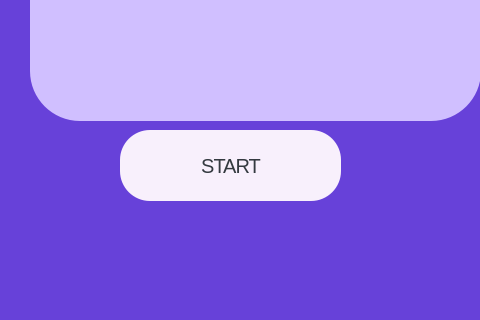
Above: mainwindow.ui from arturgesiarz/Magic_Dice before the change; both pictures show x 140 to 620 and y 280 to 600 of the 800 by 600 pixel window. Below: the same form after it.
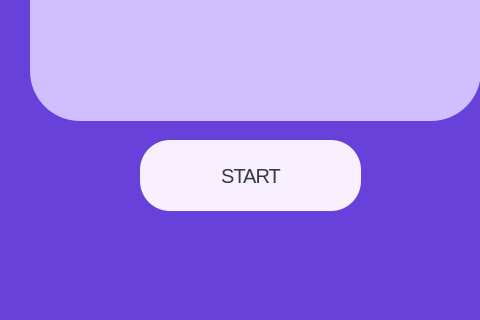
That is the form after the change.

What changed in the file:
```diff
--- a/mainwindow.ui
+++ b/mainwindow.ui
@@ -20,8 +20,8 @@
    <widget class="QPushButton" name="btnStart">
     <property name="geometry">
      <rect>
-      <x>260</x>
-      <y>410</y>
+      <x>280</x>
+      <y>420</y>
       <width>221</width>
       <height>71</height>
      </rect>
```
Left out of the diff: 11 changed lines with no effect on the pictures.
